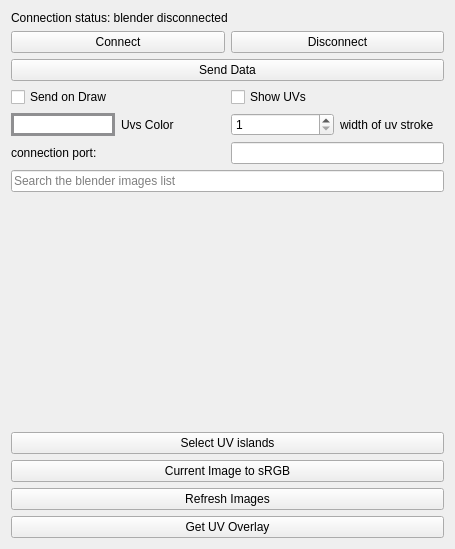
This is KritaBlenderLink/BlenderKritaLinkUI.ui in heisenshark/blender-krita-link-plugin as Qt 5 draws it before an edit. The edited form follows.
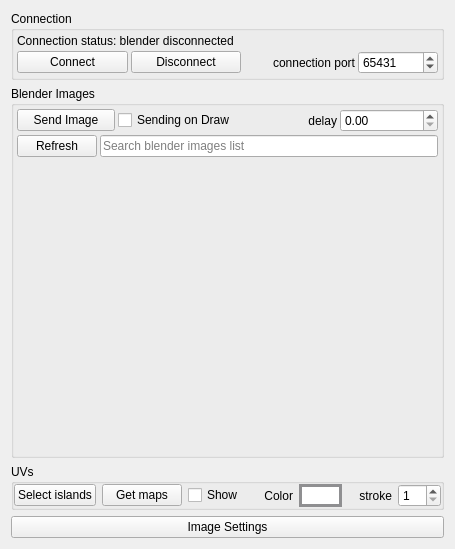
This is the edited form.

Commit message: reworked ui, added some nullchecks, touchscreen triggering and prohibited 0x0 images form showing

What changed in the file:
```diff
--- a/KritaBlenderLink/BlenderKritaLinkUI.ui
+++ b/KritaBlenderLink/BlenderKritaLinkUI.ui
@@ -18,6 +18,33 @@
   </property>
   <layout class="QVBoxLayout" name="verticalLayout">
    <item>
+    <widget class="QGroupBox" name="groupBox">
+     <property name="sizePolicy">
+      <sizepolicy hsizetype="Preferred" vsizetype="Preferred">
+       <horstretch>1</horstretch>
+       <verstretch>0</verstretch>
+      </sizepolicy>
+     </property>
+     <property name="title">
+      <string>Connection</string>
+     </property>
+     <layout class="QVBoxLayout" name="verticalLayout_2">
+      <property name="spacing">
+       <number>3</number>
+      </property>
+      <property name="leftMargin">
+       <number>3</number>
+      </property>
+      <property name="topMargin">
+       <number>3</number>
+      </property>
+      <property name="rightMargin">
+       <number>3</number>
+      </property>
+      <property name="bottomMargin">
+       <number>3</number>
+      </property>
+      <item>
     <widget class="QLabel" name="ConnectionStatus">
      <property name="text">
       <string>Connection status: blender disconnected</string>
@@ -25,7 +52,10 @@
     </widget>
    </item>
    <item>
-    <layout class="QHBoxLayout" name="horizontalLayout">
+       <layout class="QHBoxLayout" name="horizontalLayout_4">
+        <property name="bottomMargin">
+         <number>0</number>
+        </property>
      <item>
       <widget class="QPushButton" name="ConnectButton">
        <property name="text">
@@ -40,101 +70,149 @@
        </property>
       </widget>
      </item>
-    </layout>
-   </item>
+        <item>
+         <widget class="QLabel" name="label">
+          <property name="toolTip">
+           <string>&lt;html&gt;&lt;head/&gt;&lt;body&gt;&lt;p&gt;Connection port&lt;/p&gt;&lt;/body&gt;&lt;/html&gt;</string>
+          </property>
+          <property name="text">
+           <string>connection port</string>
+          </property>
+          <property name="alignment">
+           <set>Qt::AlignRight|Qt::AlignTrailing|Qt::AlignVCenter</set>
+          </property>
+         </widget>
+        </item>
+        <item>
+         <widget class="QSpinBox" name="connection_port">
+          <property name="sizePolicy">
+           <sizepolicy hsizetype="Fixed" vsizetype="Fixed">
+            <horstretch>0</horstretch>
+            <verstretch>0</verstretch>
+           </sizepolicy>
+          </property>
+          <property name="minimumSize">
+           <size>
+            <width>80</width>
+            <height>0</height>
+           </size>
+          </property>
+          <property name="toolTip">
+           <string>&lt;html&gt;&lt;head/&gt;&lt;body&gt;&lt;p&gt;connection port, min 100 max 65533&lt;/p&gt;&lt;p&gt;make sure only krita and blender uses this port&lt;/p&gt;&lt;/body&gt;&lt;/html&gt;</string>
+          </property>
+          <property name="minimum">
+           <number>100</number>
+          </property>
+          <property name="maximum">
+           <number>65533</number>
+          </property>
+          <property name="value">
+           <number>65431</number>
+          </property>
+         </widget>
+        </item>
+       </layout>
+      </item>
+     </layout>
+    </widget>
+   </item>
+   <item>
+    <widget class="QGroupBox" name="groupBox_2">
+     <property name="sizePolicy">
+      <sizepolicy hsizetype="Preferred" vsizetype="Preferred">
+       <horstretch>1</horstretch>
+       <verstretch>1</verstretch>
+      </sizepolicy>
+     </property>
+     <property name="minimumSize">
+      <size>
+       <width>0</width>
+       <height>1</height>
+      </size>
+     </property>
+     <property name="title">
+      <string>Blender Images</string>
+     </property>
+     <layout class="QVBoxLayout" name="verticalLayout_5">
+      <property name="spacing">
+       <number>3</number>
+      </property>
+      <property name="leftMargin">
+       <number>3</number>
+      </property>
+      <property name="topMargin">
+       <number>3</number>
+      </property>
+      <property name="rightMargin">
+       <number>3</number>
+      </property>
+      <property name="bottomMargin">
+       <number>3</number>
+      </property>
+      <item>
+       <layout class="QHBoxLayout" name="horizontalLayout_6">
+        <property name="rightMargin">
+         <number>0</number>
+        </property>
+        <property name="bottomMargin">
+         <number>0</number>
+        </property>
    <item>
     <widget class="QPushButton" name="SendDataButton">
      <property name="text">
-      <string>Send Data</string>
+           <string>Send Image</string>
      </property>
     </widget>
    </item>
-   <item>
-    <layout class="QHBoxLayout" name="horizontalLayout_5">
      <item>
       <widget class="QCheckBox" name="SendOnDrawCheckbox">
-       <property name="text">
-        <string>Send on Draw</string>
-       </property>
-      </widget>
-     </item>
-     <item>
-      <widget class="QCheckBox" name="ShowUVCheckbox">
+          <property name="toolTip">
+           <string>&lt;html&gt;&lt;head/&gt;&lt;body&gt;&lt;p&gt;Send image data to currently linked image as you draw on the canvas&lt;/p&gt;&lt;/body&gt;&lt;/html&gt;</string>
+          </property>
        <property name="text">
-        <string>Show UVs</string>
+           <string>Sending on Draw</string>
        </property>
       </widget>
      </item>
-    </layout>
-   </item>
    <item>
-    <layout class="QHBoxLayout" name="horizontalLayout_2">
-     <item>
-      <layout class="QHBoxLayout" name="horizontalLayout_3">
-       <item>
-        <widget class="QWidget" name="UVColorButton" native="true">
-         <property name="styleSheet">
-          <string notr="true">background-color: rgb(255,255,255);
-border: 3px solid #8f8f91;
-
-</string>
-         </property>
-        </widget>
-       </item>
-       <item>
-        <widget class="QLabel" name="UVsColor">
+         <widget class="QLabel" name="label_3">
+          <property name="toolTip">
+           <string>&lt;html&gt;&lt;head/&gt;&lt;body&gt;&lt;p&gt;This setting is mostly for painting by single click, if you mainly are doing strokes leave it at 0.&lt;/p&gt;&lt;/body&gt;&lt;/html&gt;</string>
+          </property>
          <property name="text">
-          <string>Uvs Color</string>
-         </property>
+           <string>delay</string>
+          </property>
+          <property name="alignment">
+           <set>Qt::AlignRight|Qt::AlignTrailing|Qt::AlignVCenter</set>
+          </property>
         </widget>
        </item>
        <item>
-        <widget class="QSpinBox" name="uv_width">
-         <property name="minimum">
-          <number>1</number>
-         </property>
-         <property name="maximum">
-          <number>10</number>
+         <widget class="QDoubleSpinBox" name="send_delay">
+          <property name="toolTip">
+           <string>&lt;html&gt;&lt;head/&gt;&lt;body&gt;&lt;p&gt;delay value&lt;/p&gt;&lt;/body&gt;&lt;/html&gt;</string>
+          </property>
+          <property name="singleStep">
+           <double>0.010000000000000</double>
          </property>
         </widget>
        </item>
-       <item>
-        <widget class="QLabel" name="label_2">
-         <property name="text">
-          <string>width of uv stroke</string>
-         </property>
-        </widget>
-       </item>
-      </layout>
-     </item>
-    </layout>
-   </item>
+       </layout>
+      </item>
    <item>
-    <layout class="QHBoxLayout" name="horizontalLayout_4">
-     <item>
-      <widget class="QLabel" name="label">
-       <property name="text">
-        <string>connection port: </string>
-       </property>
-      </widget>
-     </item>
+       <layout class="QHBoxLayout" name="horizontalLayout">
+        <property name="bottomMargin">
+         <number>0</number>
+        </property>
      <item>
-      <widget class="QLineEdit" name="connection_port">
-       <property name="sizePolicy">
-        <sizepolicy hsizetype="Preferred" vsizetype="Fixed">
-         <horstretch>0</horstretch>
-         <verstretch>0</verstretch>
-        </sizepolicy>
-       </property>
-       <property name="minimumSize">
-        <size>
-         <width>100</width>
-         <height>0</height>
-        </size>
-       </property>
-      </widget>
-     </item>
-    </layout>
+         <widget class="QPushButton" name="RefreshImagesButton">
+          <property name="toolTip">
+           <string>&lt;html&gt;&lt;head/&gt;&lt;body&gt;&lt;p&gt;Refresh the image list from blender, not that useufl if you enabled sync option in blender.&lt;/p&gt;&lt;/body&gt;&lt;/html&gt;</string>
+          </property>
+          <property name="text">
+           <string>Refresh</string>
+          </property>
+         </widget>
    </item>
    <item>
     <widget class="QLineEdit" name="image_search">
@@ -142,13 +220,15 @@
       <string>&lt;html&gt;&lt;head/&gt;&lt;body&gt;&lt;p&gt;&lt;br/&gt;&lt;/p&gt;&lt;/body&gt;&lt;/html&gt;</string>
      </property>
      <property name="placeholderText">
-      <string>Search the blender images list</string>
+           <string>Search blender images list</string>
      </property>
      <property name="clearButtonEnabled">
       <bool>true</bool>
      </property>
     </widget>
    </item>
+       </layout>
+      </item>
    <item>
     <widget class="QFrame" name="ImagesFrame">
      <property name="sizePolicy">
@@ -197,31 +277,130 @@
      </layout>
     </widget>
    </item>
+     </layout>
+    </widget>
+   </item>
+   <item>
+    <widget class="QGroupBox" name="groupBox_3">
+     <property name="sizePolicy">
+      <sizepolicy hsizetype="Preferred" vsizetype="Minimum">
+       <horstretch>1</horstretch>
+       <verstretch>0</verstretch>
+      </sizepolicy>
+     </property>
+     <property name="title">
+      <string>UVs</string>
+     </property>
+     <layout class="QVBoxLayout" name="verticalLayout_6">
+      <property name="leftMargin">
+       <number>0</number>
+      </property>
+      <property name="topMargin">
+       <number>0</number>
+      </property>
+      <property name="rightMargin">
+       <number>0</number>
+      </property>
+      <property name="bottomMargin">
+       <number>0</number>
+      </property>
+      <item>
+       <layout class="QHBoxLayout" name="horizontalLayout_2">
+        <item>
+         <layout class="QHBoxLayout" name="horizontalLayout_3">
    <item>
     <widget class="QPushButton" name="SelectUVIslandsButton">
-     <property name="text">
-      <string>Select UV islands</string>
-     </property>
-    </widget>
-   </item>
-   <item>
-    <widget class="QPushButton" name="ImageTosRGBButton">
+            <property name="toolTip">
+             <string>&lt;html&gt;&lt;head/&gt;&lt;body&gt;&lt;p&gt;make krita selection out of currently selected faces in blender&lt;/p&gt;&lt;/body&gt;&lt;/html&gt;</string>
+            </property>
      <property name="text">
-      <string>Current Image to sRGB</string>
-     </property>
-    </widget>
-   </item>
-   <item>
-    <widget class="QPushButton" name="RefreshImagesButton">
-     <property name="text">
-      <string>Refresh Images</string>
+             <string>Select islands</string>
      </property>
     </widget>
    </item>
    <item>
     <widget class="QPushButton" name="UVOverlayButton">
      <property name="text">
-      <string>Get UV Overlay</string>
+             <string>Get maps</string>
+            </property>
+           </widget>
+          </item>
+          <item>
+           <widget class="QCheckBox" name="ShowUVCheckbox">
+            <property name="text">
+             <string>Show</string>
+            </property>
+            <property name="tristate">
+             <bool>false</bool>
+            </property>
+           </widget>
+          </item>
+          <item>
+           <widget class="QLabel" name="UVsColor">
+            <property name="toolTip">
+             <string>&lt;html&gt;&lt;head/&gt;&lt;body&gt;&lt;p&gt;Color uv maps, can be transparent&lt;/p&gt;&lt;/body&gt;&lt;/html&gt;</string>
+            </property>
+            <property name="text">
+             <string>Color</string>
+            </property>
+            <property name="alignment">
+             <set>Qt::AlignRight|Qt::AlignTrailing|Qt::AlignVCenter</set>
+            </property>
+           </widget>
+          </item>
+          <item>
+           <widget class="QWidget" name="UVColorButton" native="true">
+            <property name="minimumSize">
+             <size>
+              <width>30</width>
+              <height>0</height>
+             </size>
+            </property>
+            <property name="styleSheet">
+             <string notr="true">background-color: rgb(255,255,255);
+border: 3px solid #8f8f91;
+
+</string>
+            </property>
+           </widget>
+          </item>
+          <item>
+           <widget class="QLabel" name="label_2">
+            <property name="toolTip">
+             <string>&lt;html&gt;&lt;head/&gt;&lt;body&gt;&lt;p&gt;How fat the stroke of displayed uv map is.&lt;/p&gt;&lt;/body&gt;&lt;/html&gt;</string>
+            </property>
+            <property name="text">
+             <string>stroke</string>
+            </property>
+            <property name="alignment">
+             <set>Qt::AlignRight|Qt::AlignTrailing|Qt::AlignVCenter</set>
+            </property>
+           </widget>
+          </item>
+          <item>
+           <widget class="QSpinBox" name="uv_width">
+            <property name="minimum">
+             <number>1</number>
+            </property>
+            <property name="maximum">
+             <number>10</number>
+            </property>
+           </widget>
+          </item>
+         </layout>
+        </item>
+       </layout>
+      </item>
+     </layout>
+    </widget>
+   </item>
+   <item>
+    <widget class="QPushButton" name="ImageTosRGBButton">
+     <property name="toolTip">
+      <string>&lt;html&gt;&lt;head/&gt;&lt;body&gt;&lt;p&gt;open settings of current image, pretty useful if your colors are not matching the blender image(try messing with color spaces)&lt;/p&gt;&lt;/body&gt;&lt;/html&gt;</string>
+     </property>
+     <property name="text">
+      <string>Image Settings</string>
      </property>
     </widget>
    </item>
```
Left out of the diff: 17 changed lines with no effect on the pictures. Lines whose indentation alone changed are shown as unchanged. The commit also changes 5 other files.
